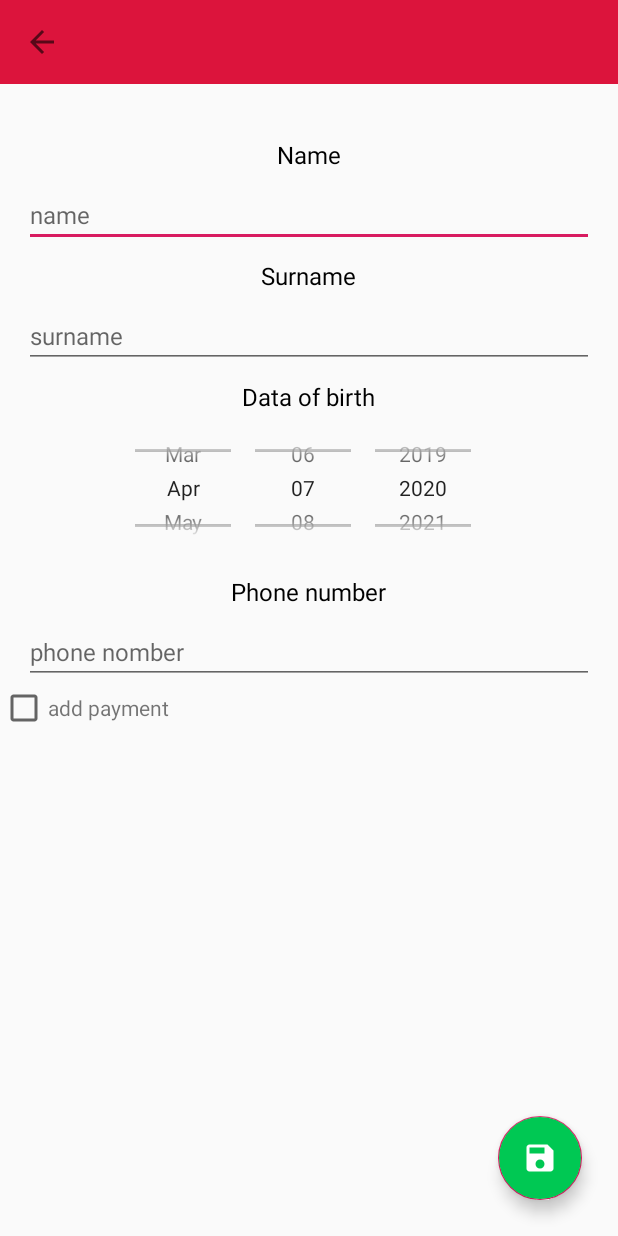
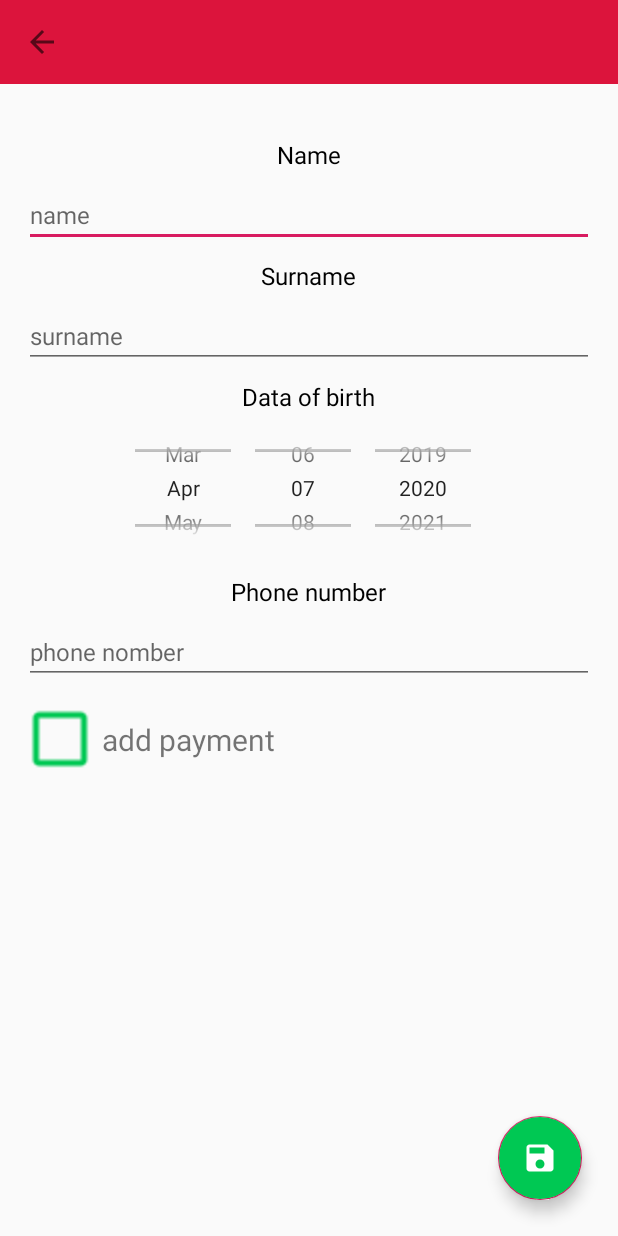
Before and after one commit to semyonmoroshek/SportClubManager, an Android app: the AddMemberActivity screen opened directly, with no data from a screen before it, on a phone screen of 412 x 824 dp. Run offline under Robolectric (Android 15) with nearby library versions, the phone set to English and light mode, and no system bars; our stand-ins replace ButterKnife, RxJava.

Commit message:
9 - edit visual checkbox in AddMemberActivity

```diff
--- a/app/src/main/res/layout/activity_add_member.xml
+++ b/app/src/main/res/layout/activity_add_member.xml
@@ -82,17 +82,26 @@
 
     <LinearLayout
         android:layout_width="match_parent"
-        android:layout_height="wrap_content"
-        android:orientation="horizontal">
+        android:layout_height="50dp"
+        android:orientation="horizontal"
+        android:layout_marginTop="12dp">
 
         <CheckBox
             android:id="@+id/cb_add_member_payment"
             android:layout_width="wrap_content"
-            android:layout_height="wrap_content" />
+            android:layout_height="wrap_content"
+            android:layout_marginStart="24dp"
+            android:buttonTint="#00C853"
+            android:layout_gravity="center_vertical"
+            android:scaleX="2"
+            android:scaleY="2" />
 
         <TextView
             android:layout_width="wrap_content"
             android:layout_height="wrap_content"
+            android:layout_marginStart="12dp"
+            android:textSize="20sp"
+            android:layout_gravity="center_vertical"
             android:text="add payment" />
     </LinearLayout>
 
```
